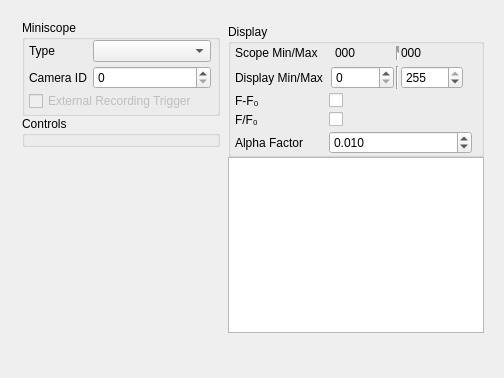
Qt form src/modules/miniscope/miniscopesettingsdialog.ui (syntalos/syntalos) before a commit.
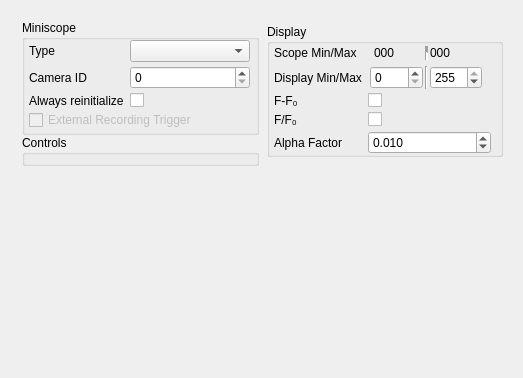
The same form after that commit.

The edit to the form file:
```diff
--- a/src/modules/miniscope/miniscopesettingsdialog.ui
+++ b/src/modules/miniscope/miniscopesettingsdialog.ui
@@ -6,7 +6,7 @@
    <rect>
     <x>0</x>
     <y>0</y>
-    <width>504</width>
+    <width>523</width>
     <height>378</height>
    </rect>
   </property>
@@ -84,6 +84,16 @@
               <item row="0" column="1">
                <widget class="QComboBox" name="scopeTypeComboBox"/>
               </item>
+              <item row="2" column="0">
+               <widget class="QLabel" name="alwaysReinitLabel">
+                <property name="text">
+                 <string>Always reinitialize</string>
+                </property>
+               </widget>
+              </item>
+              <item row="2" column="1">
+               <widget class="QCheckBox" name="alwaysReinitCheckBox"/>
+              </item>
              </layout>
             </item>
             <item>
@@ -374,28 +384,6 @@
            </layout>
           </widget>
          </item>
-         <item>
-          <widget class="QPlainTextEdit" name="logTextList">
-           <property name="sizePolicy">
-            <sizepolicy hsizetype="Preferred" vsizetype="Preferred">
-             <horstretch>0</horstretch>
-             <verstretch>0</verstretch>
-            </sizepolicy>
-           </property>
-           <property name="minimumSize">
-            <size>
-             <width>0</width>
-             <height>48</height>
-            </size>
-           </property>
-           <property name="readOnly">
-            <bool>true</bool>
-           </property>
-           <property name="backgroundVisible">
-            <bool>false</bool>
-           </property>
-          </widget>
-         </item>
          <item>
           <spacer name="verticalSpacer_2">
            <property name="orientation">
```
